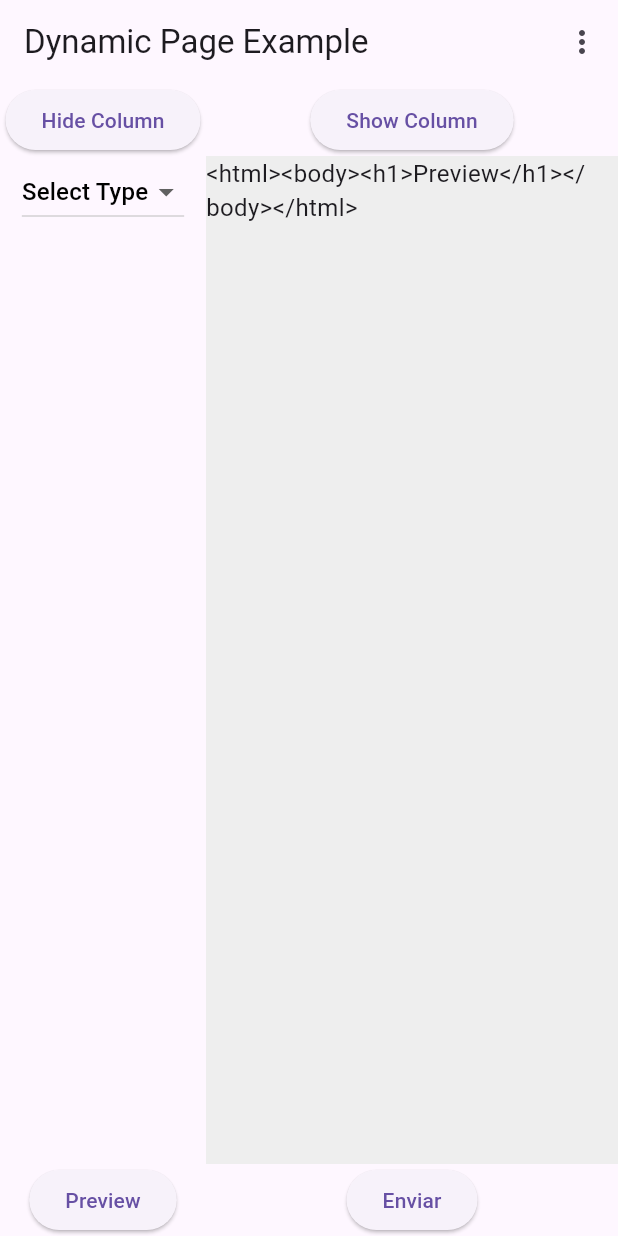
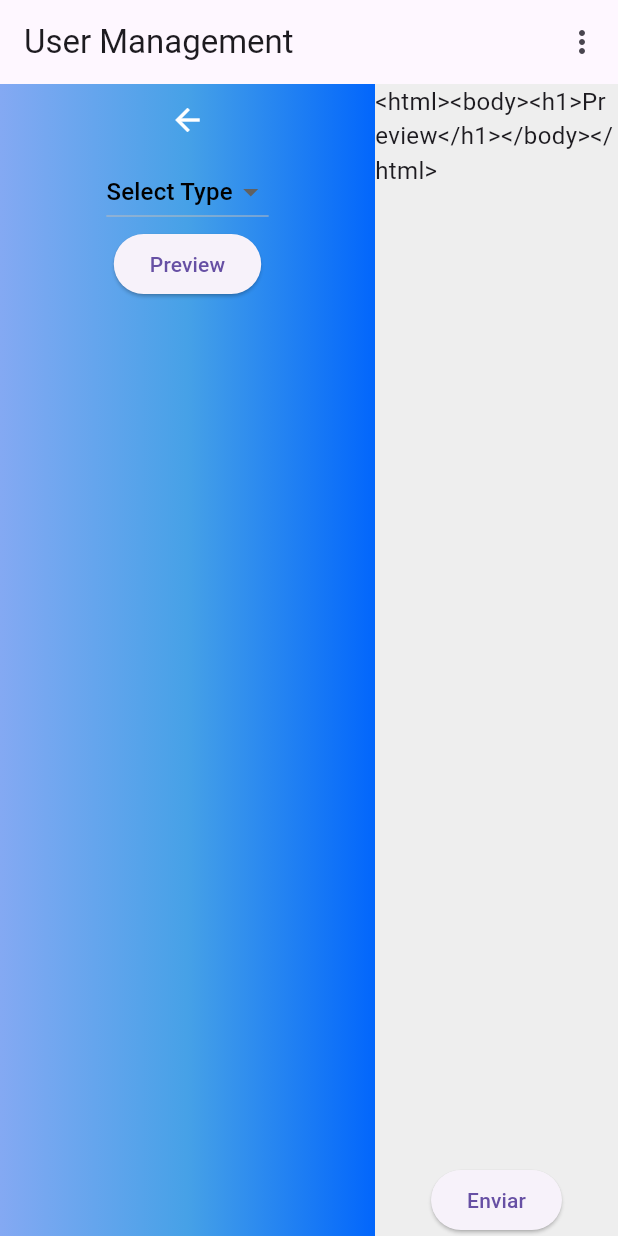
Before and after one commit to charly0781/techonvanix-front, a Flutter app: the screen it shows after launch, on a phone screen of 412 x 824 dp. Run offline on Flutter 3.47's test engine with Material 3 defaults, Android fonts, the phone set to English and light mode, and no system bars; our stand-ins replace flutter_screenutil; network calls fail.

Commit message:
creacion userPage

```diff
--- a/lib/src/app.dart
+++ b/lib/src/app.dart
@@ -22,10 +22,10 @@ class MyApp extends StatelessWidget {
               print("router: " + settings.name.toString());
               switch (settings.name) {
                 case '/':
-                  return Userpage();
+                  return UserPage();
                   // return HomePage();
-                case '/login':
-                  return LoginPage();
+                case '/userPage':
+                  return UserPage();
                 default:
                   return HomePage();
               }
--- /dev/null
+++ b/lib/src/page/home/userpage/LeftColumn.dart
@@ -0,0 +1,114 @@
+
+
+import 'package:flutter/cupertino.dart';
+import 'package:flutter/material.dart';
+
+class LeftColumn extends StatefulWidget {
+  @override
+  _LeftColumnState createState() => _LeftColumnState();
+}
+
+class _LeftColumnState extends State<LeftColumn> {
+  bool isExpanded = true;
+  List<String> types = ["Type 1", "Type 2", "Type 3"];
+  List<String> templates = [];
+  Map<String, List<String>> typeTemplates = {
+    "Type 1": ["Template 1.1", "Template 1.2"],
+    "Type 2": ["Template 2.1", "Template 2.2"],
+    "Type 3": ["Template 3.1", "Template 3.2"],
+  };
+  List<String> fields = [];
+  String? selectedType;
+  String? selectedTemplate;
+
+  @override
+  Widget build(BuildContext context) {
+    return AnimatedContainer(
+      duration: Duration(milliseconds: 300),
+      width: isExpanded ? 250 : 50,
+      decoration: BoxDecoration(
+        gradient: LinearGradient(
+          colors: [
+            Color(0xFF84A9F3),
+            Color(0xFF46A1E7),
+            Color(0xFF0266FC),
+          ],
+        ),
+      ),
+      child: Column(
+        children: [
+          IconButton(
+            icon: Icon(isExpanded ? Icons.arrow_back : Icons.arrow_forward),
+            color: Colors.white,
+            onPressed: () {
+              setState(() {
+                isExpanded = !isExpanded;
+              });
+            },
+          ),
+          if (isExpanded) ...[
+            DropdownButton<String>(
+              hint: Text("Select Type"),
+              value: selectedType,
+              onChanged: (value) {
+                setState(() {
+                  selectedType = value;
+                  templates = typeTemplates[value!] ?? [];
+                  selectedTemplate = null;
+                  fields = [];
+                });
+              },
+              items: types.map((type) {
+                return DropdownMenuItem(
+                  value: type,
+                  child: Text(type),
+                );
+              }).toList(),
+            ),
+            if (templates.isNotEmpty)
+              DropdownButton<String>(
+                hint: Text("Select Template"),
+                value: selectedTemplate,
+                onChanged: (value) {
+                  setState(() {
+                    selectedTemplate = value;
+                    fields = List.generate(5, (index) => "Field \${index + 1}");
+                  });
+                },
+                items: templates.map((template) {
+                  return DropdownMenuItem(
+                    value: template,
+                    child: Text(template),
+                  );
+                }).toList(),
+              ),
+            if (fields.isNotEmpty)
+              Expanded(
+                child: SingleChildScrollView(
+                  child: Column(
+                    children: fields.map((field) {
+                      return Padding(
+                        padding: const EdgeInsets.symmetric(vertical: 8.0),
+                        child: TextField(
+                          decoration: InputDecoration(
+                            labelText: field,
+                            border: OutlineInputBorder(),
+                          ),
+                        ),
+                      );
+                    }).toList(),
+                  ),
+                ),
+              ),
+            ElevatedButton(
+              onPressed: () {
+                print("Preview generated for \$selectedTemplate");
+              },
+              child: Text("Preview"),
+            ),
+          ],
+        ],
+      ),
+    );
+  }
+}
--- /dev/null
+++ b/lib/src/page/home/userpage/RightColumn.dart
@@ -0,0 +1,29 @@
+import 'package:flutter/cupertino.dart';
+import 'package:flutter/material.dart';
+
+class RightColumn extends StatelessWidget {
+  @override
+  Widget build(BuildContext context) {
+    return Container(
+      color: Colors.grey[200],
+      child: Column(
+        children: [
+          Expanded(
+            child: SingleChildScrollView(
+              child: Text(
+                "<html><body><h1>Preview</h1></body></html>",
+                style: TextStyle(fontSize: 16),
+              ),
+            ),
+          ),
+          ElevatedButton(
+            onPressed: () {
+              print("Send action triggered");
+            },
+            child: Text("Enviar"),
+          ),
+        ],
+      ),
+    );
+  }
+}
--- a/lib/src/page/home/userpage/UserPage.dart
+++ b/lib/src/page/home/userpage/UserPage.dart
@@ -2,35 +2,19 @@
 import 'package:flutter/cupertino.dart';
 import 'package:flutter/material.dart';
 
+import 'LeftColumn.dart';
+import 'RightColumn.dart';
 
-class Userpage extends StatefulWidget {
-  @override
-  _UserpageState createState() => _UserpageState();
-}
 
-class _UserpageState extends State<Userpage> {
-  bool isLeftColumnVisible = true;
-  List<String> types = ["Type 1", "Type 2", "Type 3"];
-  List<String> templates = [];
-  Map<String, List<String>> typeTemplates = {
-    "Type 1": ["Template 1.1", "Template 1.2"],
-    "Type 2": ["Template 2.1", "Template 2.2"],
-    "Type 3": ["Template 3.1", "Template 3.2"],
-  };
-  List<String> fields = [];
-  String? selectedType;
-  String? selectedTemplate;
-  String htmlPreview = "<html><body><h1>Preview</h1></body></html>";
-
+class UserPage extends StatelessWidget {
   @override
   Widget build(BuildContext context) {
     return Scaffold(
       appBar: AppBar(
-        title: Text("Dynamic Page Example"),
+        title: Text("User Management"),
         actions: [
           PopupMenuButton<String>(
             onSelected: (value) {
-              // Handle menu actions
               print(value);
             },
             itemBuilder: (BuildContext context) => [
@@ -47,118 +31,10 @@ class _UserpageState extends State<Userpage> {
       ),
       body: Row(
         children: [
-          if (isLeftColumnVisible) ...[
-            Expanded(
-              flex: 1,
-              child: Column(
-                children: [
-                  ElevatedButton(
-                    onPressed: () {
-                      setState(() {
-                        isLeftColumnVisible = false;
-                      });
-                    },
-                    child: Text("Hide Column"),
-                  ),
-                  Expanded(
-                    child: Column(
-                      children: [
-                        DropdownButton<String>(
-                          hint: Text("Select Type"),
-                          value: selectedType,
-                          onChanged: (value) {
-                            setState(() {
-                              selectedType = value;
-                              templates = typeTemplates[value!] ?? [];
-                              selectedTemplate = null;
-                              fields = [];
-                            });
-                          },
-                          items: types.map((type) {
-                            return DropdownMenuItem(
-                              value: type,
-                              child: Text(type),
-                            );
-                          }).toList(),
-                        ),
-                        if (templates.isNotEmpty)
-                          DropdownButton<String>(
-                            hint: Text("Select Template"),
-                            value: selectedTemplate,
-                            onChanged: (value) {
-                              setState(() {
-                                selectedTemplate = value;
-                                // Simulate fetching fields from a service
-                                fields = List.generate(5, (index) => "Field ${index + 1}");
-                              });
-                            },
-                            items: templates.map((template) {
-                              return DropdownMenuItem(
-                                value: template,
-                                child: Text(template),
-                              );
-                            }).toList(),
-                          ),
-                        if (fields.isNotEmpty)
-                          Expanded(
-                            child: ListView.builder(
-                              itemCount: fields.length,
-                              itemBuilder: (context, index) {
-                                return TextField(
-                                  decoration: InputDecoration(
-                                    labelText: fields[index],
-                                  ),
-                                );
-                              },
-                            ),
-                          ),
-                      ],
-                    ),
-                  ),
-                  ElevatedButton(
-                    onPressed: () {
-                      setState(() {
-                        htmlPreview = "<html><body><h1>Preview for $selectedTemplate</h1></body></html>";
-                      });
-                    },
-                    child: Text("Preview"),
-                  ),
-                ],
-              ),
-            ),
-          ],
+          LeftColumn(),
           Expanded(
-            flex: 2,
-            child: Column(
-              children: [
-                ElevatedButton(
-                  onPressed: () {
-                    setState(() {
-                      isLeftColumnVisible = true;
-                    });
-                  },
-                  child: Text("Show Column"),
-                ),
-                Expanded(
-                  child: Container(
-                    color: Colors.grey[200],
-                    child: SingleChildScrollView(
-                      child: Text(
-                        htmlPreview,
-                        style: TextStyle(fontSize: 16),
-                      ),
-                    ),
-                  ),
-                ),
-                ElevatedButton(
-                  onPressed: () {
-                    // Handle send action
-                    print("Send action triggered");
-                  },
-                  child: Text("Enviar"),
-                ),
-              ],
-            ),
+            flex: 3,
+            child: RightColumn(),
           ),
         ],
       ),
```
